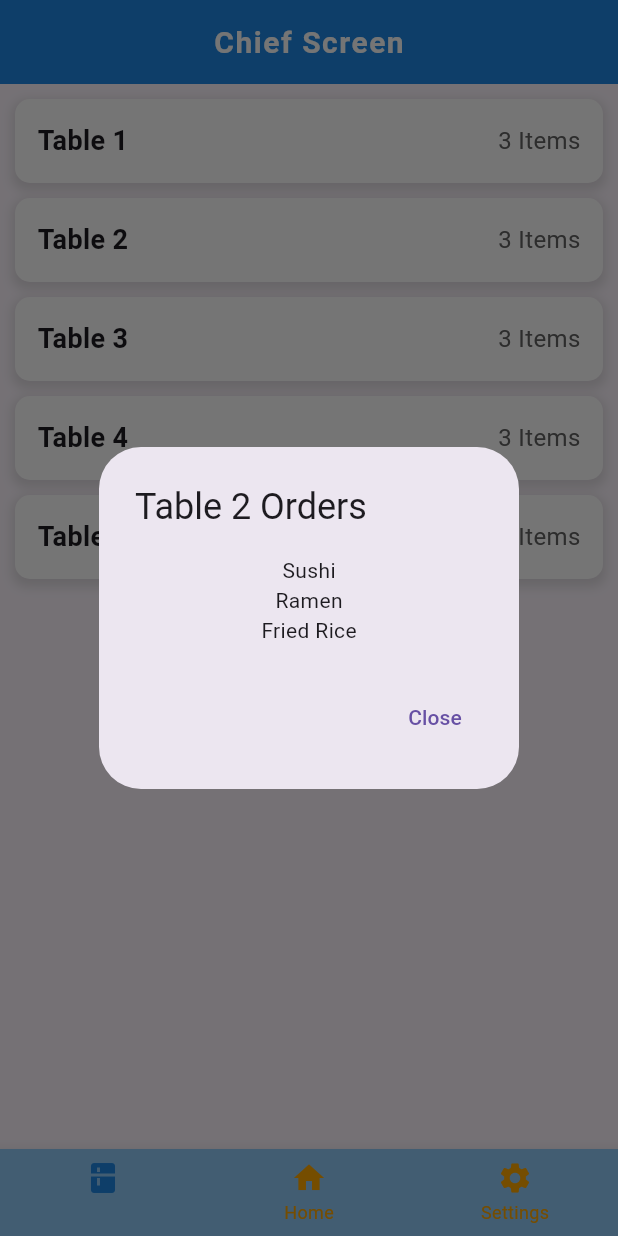
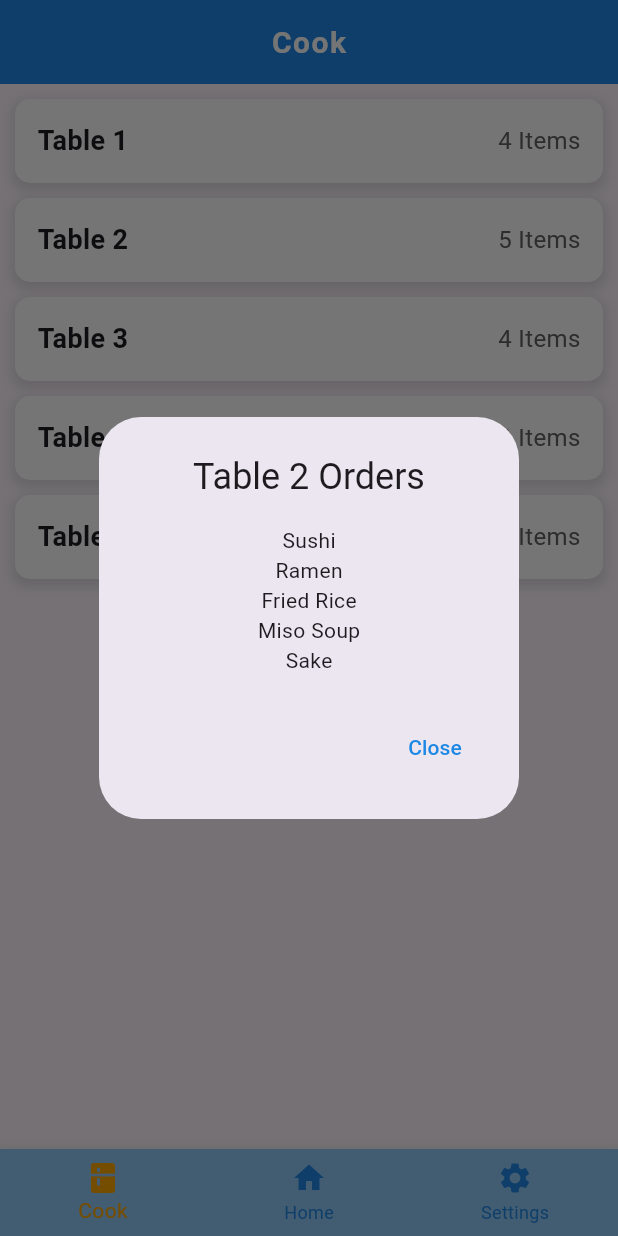
Before and after one commit to omanrai/hotel_POS, a Flutter app: the ChiefScreen screen opened directly, after a tap on an icon or button, on a phone screen of 412 x 824 dp. Run offline on Flutter 3.47's test engine with Material 3 defaults, Android fonts, the phone set to English and light mode, and no system bars; Roboto replaces fonts that are missing (Poppins).

Commit message:
add custom snackbar and show success message on login

```diff
--- /dev/null
+++ b/lib/core/widget/custom_snackbar.dart
@@ -0,0 +1,15 @@
+import 'package:flutter/material.dart';
+
+void showSuccessSnackBar(BuildContext context, String message, Color color) {
+  ScaffoldMessenger.of(context).showSnackBar(
+    SnackBar(
+      content: Text(
+        message,
+        style: TextStyle(color: Colors.white), // ✅ Ensure text is visible
+      ),
+      backgroundColor: color, // ✅ Success green background
+      behavior: SnackBarBehavior.floating, // ✅ Optional: Floating effect
+      duration: Duration(seconds: 2), // ✅ Controls visibility duration
+    ),
+  );
+}
--- a/lib/features/auth/login_screen.dart
+++ b/lib/features/auth/login_screen.dart
@@ -1,4 +1,6 @@
 import 'package:flutter/material.dart';
+import 'package:hotel_pos/core/app_colors.dart';
+import '../../core/widget/custom_snackbar.dart';
 import '../../core/widget/transition_effect.dart';
 import '../job/choose_job_screen.dart';
 
@@ -22,7 +24,9 @@ class _LoginScreenState extends State<LoginScreen> {
         context: context,
         barrierDismissible: false, // Prevent closing during loading
         builder: (context) => Center(
-          child: CircularProgressIndicator(),
+          child: CircularProgressIndicator(
+            color: primaryColor,
+          ),
         ),
       );
 
@@ -34,6 +38,7 @@ class _LoginScreenState extends State<LoginScreen> {
 
       // Navigate with fade transition
       Navigator.of(context).pushReplacement(slideTransition(ChooseJobScreen()));
+      showSuccessSnackBar(context, "LogIn Successful", Colors.green);
     }
   }
 
--- a/lib/features/chief/chief_screen.dart
+++ b/lib/features/chief/chief_screen.dart
@@ -1,70 +1,9 @@
-// import 'package:flutter/material.dart';
-// import 'package:hotel_pos/core/app_colors.dart';
-
-// class ChiefScreen extends StatefulWidget {
-//   @override
-//   _ChiefScreenState createState() => _ChiefScreenState();
-// }
-
-// class _ChiefScreenState extends State<ChiefScreen> {
-//   int _selectedIndex = 1;
-
-//   void _onItemTapped(int index) {
-//     setState(() {
-//       _selectedIndex = index;
-//     });
-//   }
-
-//   static const List<Widget> _widgetOptions = <Widget>[
-//     Text('Cook Screen', style: TextStyle(fontSize: 24)),
-//     Text('Home Screen', style: TextStyle(fontSize: 24)),
-//     Text('Settings Screen', style: TextStyle(fontSize: 24)),
-//   ];
-
-//   @override
-//   Widget build(BuildContext context) {
-//     return SafeArea(
-//       child: Scaffold(
-//         appBar: AppBar(
-//           centerTitle: true,
-//           title: Text('Chief Screen'),
-//         ),
-//         body: Center(
-//           child: _widgetOptions.elementAt(_selectedIndex),
-//         ),
-//         bottomNavigationBar: BottomNavigationBar(
-//           type: BottomNavigationBarType.fixed,
-//           elevation: 2,
-//           backgroundColor: Colors.blue[200],
-//           unselectedItemColor: secondaryColor,
-//           // unselectedItemColor: Colors.white,
-//           showSelectedLabels: false,
-//           showUnselectedLabels: true,
-//           items: const <BottomNavigationBarItem>[
-//             BottomNavigationBarItem(
-//               icon: Icon(Icons.kitchen),
-//               label: 'Cook',
-//             ),
-//             BottomNavigationBarItem(
-//               icon: Icon(Icons.home),
-//               label: 'Home',
-//             ),
-//             BottomNavigationBarItem(
-//               icon: Icon(Icons.settings),
-//               label: 'Settings',
-//             ),
-//           ],
-//           currentIndex: _selectedIndex,
-//           selectedItemColor: primaryColor,
-//           onTap: _onItemTapped,
-//         ),
-//       ),
-//     );
-//   }
-// }
-
 import 'package:flutter/material.dart';
 import 'package:hotel_pos/core/app_colors.dart';
+import 'package:hotel_pos/features/auth/login_screen.dart';
+
+import '../../core/widget/custom_snackbar.dart';
+import '../../core/widget/transition_effect.dart';
 
 class ChiefScreen extends StatefulWidget {
   @override
@@ -73,11 +12,12 @@ class ChiefScreen extends StatefulWidget {
 
 class _ChiefScreenState extends State<ChiefScreen> {
   int _selectedIndex = 1;
+  bool _isNotificationEnabled = true;
   Map<int, List<String>> tableOrders = {
-    1: ["Pizza", "Burger", "Pasta"],
-    2: ["Sushi", "Ramen", "Fried Rice"],
-    3: ["Steak", "Salad", "Soup"],
-    4: ["Biryani", "Tandoori Chicken", "Naan"],
+    1: ["Pizza", "Burger", "Pasta", "Beer"],
+    2: ["Sushi", "Ramen", "Fried Rice", "Miso Soup", "Sake"],
+    3: ["Steak", "Salad", "Soup", "Wine"],
+    4: ["Biryani", "Tandoori Chicken", "Naan", "Lassi", "Chai", "Gulab Jamun"],
     5: ["Tacos", "Burrito", "Nachos"],
   };
 
@@ -85,6 +25,41 @@ class _ChiefScreenState extends State<ChiefScreen> {
     setState(() {
       _selectedIndex = index;
     });
+  }
+
+  // 🔹 Titles for each screen
+  final List<String> _appBarTitles = ["Cook", "Home", "Settings"];
+
+  Widget build(BuildContext context) {
+    final List<Widget> _widgetOptions = [
+      _buildCookScreen(),
+      _buildHomeScreen(),
+      _buildSettingsScreen(),
+    ];
+
+    return Scaffold(
+      appBar: AppBar(
+        centerTitle: true,
+        title: Text(_appBarTitles[_selectedIndex]),
+      ),
+      body: _widgetOptions[_selectedIndex], //
+      bottomNavigationBar: BottomNavigationBar(
+        type: BottomNavigationBarType.fixed,
+        backgroundColor: Colors.blue[200],
+        unselectedItemColor: primaryColor,
+        showSelectedLabels: true,
+        showUnselectedLabels: true,
+        items: const [
+          BottomNavigationBarItem(icon: Icon(Icons.kitchen), label: 'Cook'),
+          BottomNavigationBarItem(icon: Icon(Icons.home), label: 'Home'),
+          BottomNavigationBarItem(
+              icon: Icon(Icons.settings), label: 'Settings'),
+        ],
+        currentIndex: _selectedIndex,
+        selectedItemColor: secondaryColor,
+        onTap: _onItemTapped,
+      ),
+    );
   }
 
   Widget _buildCookScreen() {
@@ -138,7 +113,7 @@ class _ChiefScreenState extends State<ChiefScreen> {
       context: context,
       builder: (context) {
         return AlertDialog(
-          title: Text("Table $tableNumber Orders"),
+          title: Center(child: Text("Table $tableNumber Orders")),
           content: Column(
             mainAxisSize: MainAxisSize.min,
             children: orders.map((item) => Text(item)).toList(),
@@ -146,8 +121,10 @@ class _ChiefScreenState extends State<ChiefScreen> {
           actions: [
             TextButton(
                 onPressed: () => Navigator.pop(context),
-              child: Text("Close"),
-            ),
+                child: Text(
+                  "Close",
+                  style: TextStyle(color: primaryColor),
+                )),
           ],
         );
       },
@@ -161,13 +138,28 @@ class _ChiefScreenState extends State<ChiefScreen> {
         crossAxisAlignment: CrossAxisAlignment.start,
         children: [
           Container(
+            width: double.infinity,
             padding: EdgeInsets.all(20),
             decoration: BoxDecoration(
               color: Colors.blue[100],
               borderRadius: BorderRadius.circular(10),
             ),
             child: Column(
+              crossAxisAlignment: CrossAxisAlignment.start,
               children: [
+                Row(
+                  mainAxisAlignment: MainAxisAlignment.center,
+                  children: [
+                    Icon(Icons.restaurant, color: Colors.blue[700], size: 30),
+                    SizedBox(width: 15),
+                    Text(
+                      "Restaurant Name",
+                      style:
+                          TextStyle(fontSize: 20, fontWeight: FontWeight.bold),
+                    ),
+                  ],
+                ),
+                SizedBox(height: 20),
                 Text(
                   "Total Cooked Items",
                   style: TextStyle(fontSize: 18, fontWeight: FontWeight.bold),
@@ -180,7 +172,9 @@ class _ChiefScreenState extends State<ChiefScreen> {
               ],
             ),
           ),
-          SizedBox(height: 20),
+          SizedBox(
+            height: MediaQuery.of(context).size.height * 0.05,
+          ),
           Text("Restaurant Features",
               style: TextStyle(fontSize: 18, fontWeight: FontWeight.bold)),
           SizedBox(height: 10),
@@ -226,19 +220,60 @@ class _ChiefScreenState extends State<ChiefScreen> {
   Widget _buildSettingsScreen() {
     return Column(
       children: [
+        Container(
+          color: primaryColor,
+          width: double.infinity,
+          child: Column(
+            children: [
               SizedBox(height: 20),
               CircleAvatar(
                 radius: 50,
                 backgroundImage: AssetImage("assets/logo/logo.png"),
               ),
+              SizedBox(height: 10),
+              Text(
+                "John Doe",
+                style: TextStyle(fontSize: 20, color: Colors.white),
+              ),
+              SizedBox(height: 20),
+            ],
+          ),
+        ),
         SizedBox(
           height: MediaQuery.of(context).size.height * 0.1,
         ),
+        Padding(
+          padding: const EdgeInsets.all(12.0),
+          child: Container(
+            padding: EdgeInsets.all(6),
+            decoration: BoxDecoration(
+              color: Colors.white60,
+              borderRadius: BorderRadius.all(
+                Radius.circular(10),
+              ),
+              boxShadow: [
+                BoxShadow(
+                  color: Colors.grey.withOpacity(0.3),
+                  spreadRadius: 2,
+                  blurRadius: 5,
+                  offset: Offset(2, 2),
+                )
+              ],
+            ),
+            child: Column(
+              children: [
                 _buildSettingItem(Icons.lock, "Forget Password"),
+                Divider(),
                 _buildSettingItem(Icons.notifications, "Notifications",
                     hasToggle: true),
+                Divider(),
                 _buildSettingItem(Icons.logout, "Logout"),
+                Divider(),
                 _buildSettingItem(Icons.info, "Company Info"),
+              ],
+            ),
+          ),
+        ),
       ],
     );
   }
@@ -246,12 +281,27 @@ class _ChiefScreenState extends State<ChiefScreen> {
   Widget _buildSettingItem(IconData icon, String title,
       {bool hasToggle = false}) {
     return ListTile(
-      leading: Icon(icon, color: Colors.blue[700]),
+      leading: Icon(icon, color: primaryColor),
       title: Text(title, style: TextStyle(fontSize: 16)),
-      trailing: hasToggle ? Switch(value: true, onChanged: (value) {}) : null,
+      trailing: hasToggle
+          ? Switch(
+              activeColor: primaryColor,
+              value: _isNotificationEnabled, // ✅ Toggle state
+              onChanged: (value) {
+                setState(() {
+                  _isNotificationEnabled = value; // ✅ Update state when pressed
+                });
+              },
+            )
+          : null,
       onTap: () {
         if (title == "Logout") {
           _showLogoutDialog();
+        }
+        if (title == "Notifications") {
+          setState(() {
+            hasToggle = true;
+          });
         }
       },
     );
@@ -262,7 +312,7 @@ class _ChiefScreenState extends State<ChiefScreen> {
       context: context,
       builder: (context) {
         return AlertDialog(
-          title: Text("Logout"),
+          title: Center(child: Text("Logout")),
           content: Text("Are you sure you want to logout?"),
           actions: [
             TextButton(
@@ -272,48 +322,16 @@ class _ChiefScreenState extends State<ChiefScreen> {
             TextButton(
               onPressed: () {
                 Navigator.pop(context);
-                ScaffoldMessenger.of(context).showSnackBar(SnackBar(
-                  content: Text("Logged out successfully"),
-                ));
+                Navigator.of(context)
+                    .pushReplacement(slideTransition(LoginScreen()));
+
+                showSuccessSnackBar(context, "Logout Successful", Colors.green);
               },
-              child: Text("Logout"),
+              child: Text("Confirm"),
             ),
           ],
         );
       },
     );
   }
-
-  Widget build(BuildContext context) {
-    final List<Widget> _widgetOptions = [
-      _buildCookScreen(),
-      _buildHomeScreen(),
-      _buildSettingsScreen(),
-    ];
-
-    return Scaffold(
-      appBar: AppBar(centerTitle: true, title: Text('Chief Screen')),
-      body: _widgetOptions[_selectedIndex], // ✅ Directly access the list
-      bottomNavigationBar: BottomNavigationBar(
-        type: BottomNavigationBarType.fixed,
-        backgroundColor: Colors.blue[200],
-        unselectedItemColor: secondaryColor,
-        showSelectedLabels: false,
-        showUnselectedLabels: true,
-        items: const [
-          BottomNavigationBarItem(icon: Icon(Icons.kitchen), label: 'Cook'),
-          BottomNavigationBarItem(icon: Icon(Icons.home), label: 'Home'),
-          BottomNavigationBarItem(
-              icon: Icon(Icons.settings), label: 'Settings'),
-        ],
-        currentIndex: _selectedIndex,
-        selectedItemColor: primaryColor,
-        onTap: (index) {
-          setState(() {
-            _selectedIndex = index;
-          });
-        },
-      ),
-    );
 }
-}
```
Lines whose indentation alone changed are shown as unchanged.
